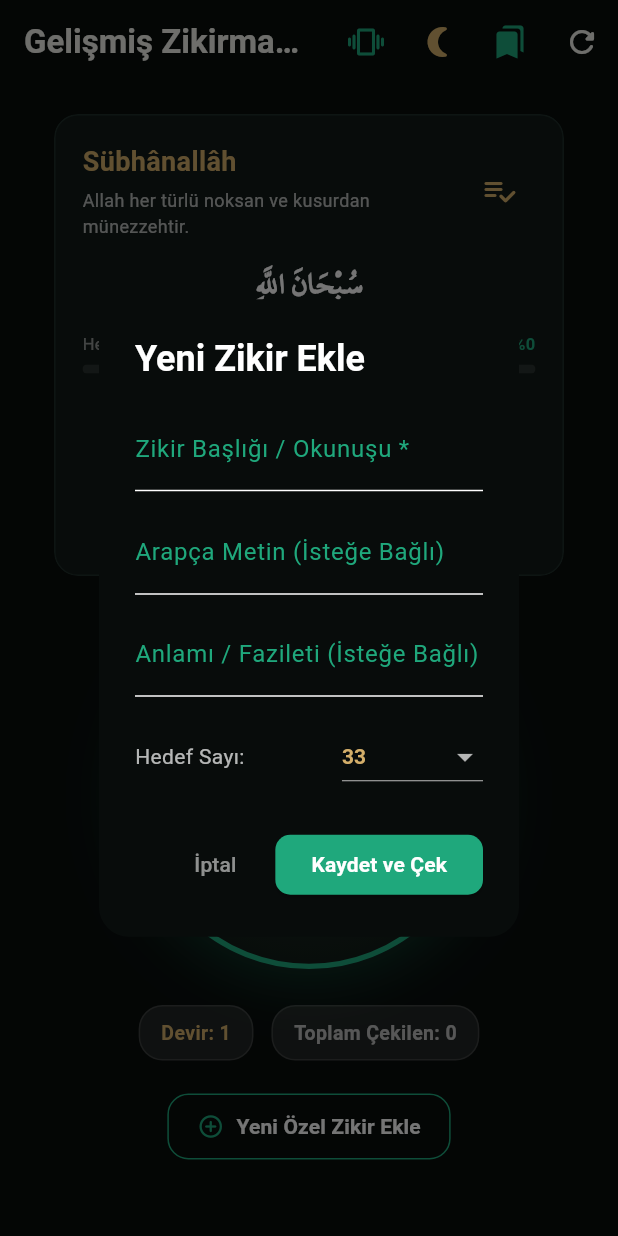
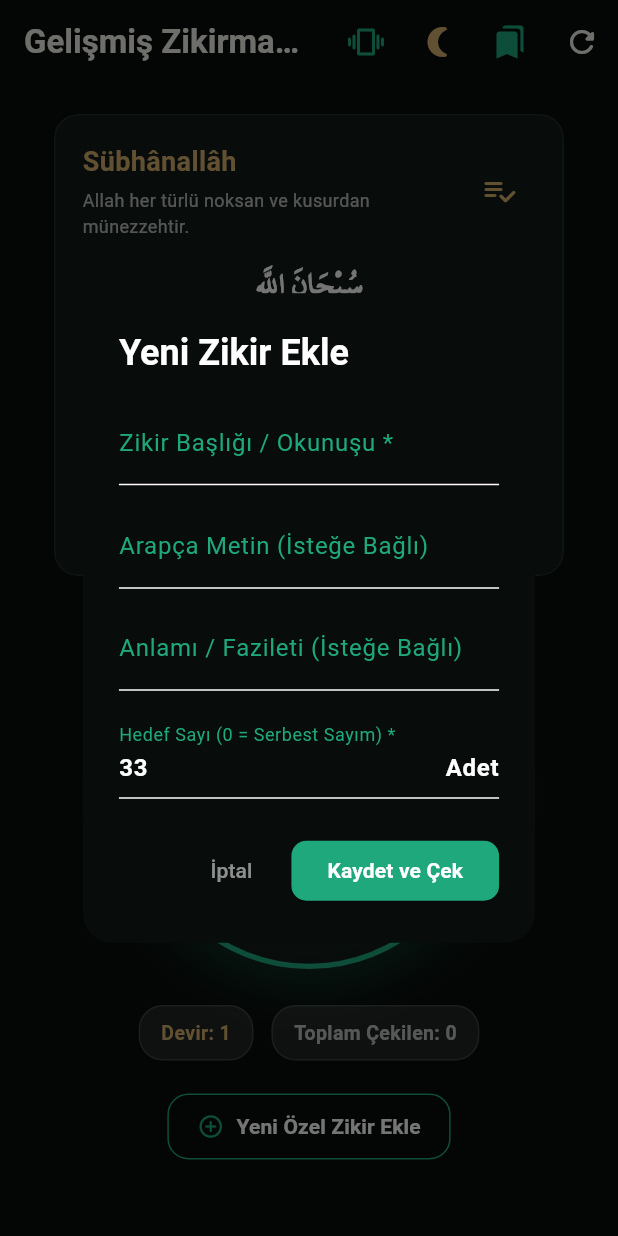
Before and after one commit to efraildokmeegitim/namazvaktimobil, a Flutter app: the TasbihScreen screen opened by its route, after a tap on "99", after a tap on "100", after a tap on "Yeni Özel Zikir Ekle", on a phone screen of 412 x 824 dp. Run offline on Flutter 3.47's test engine with Material 3 defaults, Android fonts, the phone set to English and light mode, and no system bars; our stand-ins replace adhan, drift, flutter_riverpod, geolocator, go_router, shared_preferences; accounts and stored records are empty; generated files the repository leaves out were written again.

Commit message:
feat(tasbih): add custom target number input dialog and free numerical target entry

```diff
--- a/lib/features/tasbih/tasbih_screen.dart
+++ b/lib/features/tasbih/tasbih_screen.dart
@@ -222,14 +222,15 @@ class _TasbihScreenState extends ConsumerState<TasbihScreen> with SingleTickerPr
                       ),
                     ],
                     const SizedBox(height: 14),
-                    // Hızlı Hedef Seçici Çipler
+                    // Hızlı Hedef Seçici Çipler & Serbest Sayı Girişi
                     Wrap(
                       spacing: 8,
                       runSpacing: 6,
                       alignment: WrapAlignment.center,
-                      children: [33, 99, 100, 500, 1000, 0].map((t) {
+                      children: [
+                        ...[33, 99, 100, 500, 1000, 0].map((t) {
                           final isSelected = tasbih.targetCount == t;
-                        final label = t == 0 ? 'Serbest' : '$t';
+                          final label = t == 0 ? 'Serbest (∞)' : '$t';
                           return ChoiceChip(
                             label: Text(
                               label,
@@ -249,7 +250,32 @@ class _TasbihScreenState extends ConsumerState<TasbihScreen> with SingleTickerPr
                               notifier.setTargetCount(t);
                             },
                           );
-                      }).toList(),
+                        }),
+                        ActionChip(
+                          avatar: const Icon(Icons.edit_outlined, size: 14, color: SukunColors.goldAccent),
+                          label: Text(
+                            ![33, 99, 100, 500, 1000, 0].contains(tasbih.targetCount)
+                                ? 'Hedef: ${tasbih.targetCount}'
+                                : 'Özel Sayı',
+                            style: TextStyle(
+                              fontSize: 12,
+                              fontWeight: FontWeight.bold,
+                              color: ![33, 99, 100, 500, 1000, 0].contains(tasbih.targetCount)
+                                  ? SukunColors.goldAccent
+                                  : Colors.white70,
+                            ),
+                          ),
+                          backgroundColor: ![33, 99, 100, 500, 1000, 0].contains(tasbih.targetCount)
+                              ? SukunColors.goldAccent.withValues(alpha: 0.15)
+                              : Colors.white10,
+                          side: BorderSide(
+                            color: ![33, 99, 100, 500, 1000, 0].contains(tasbih.targetCount)
+                                ? SukunColors.goldAccent
+                                : Colors.transparent,
+                          ),
+                          onPressed: () => _showCustomTargetDialog(context, tasbih.targetCount, notifier),
+                        ),
+                      ],
                     ),
                   ],
                 ),
@@ -559,29 +585,22 @@ class _TasbihScreenState extends ConsumerState<TasbihScreen> with SingleTickerPr
                       ),
                     ),
                     const SizedBox(height: 16),
-                    Row(
-                      mainAxisAlignment: MainAxisAlignment.spaceBetween,
-                      children: [
-                        const Text('Hedef Sayı:', style: TextStyle(color: Colors.white70)),
-                        DropdownButton<int>(
-                          value: target,
-                          dropdownColor: SukunColors.carbonCardSurface,
-                          style: const TextStyle(color: SukunColors.goldAccent, fontWeight: FontWeight.bold),
-                          items: const [
-                            DropdownMenuItem(value: 33, child: Text('33')),
-                            DropdownMenuItem(value: 99, child: Text('99')),
-                            DropdownMenuItem(value: 100, child: Text('100')),
-                            DropdownMenuItem(value: 500, child: Text('500')),
-                            DropdownMenuItem(value: 1000, child: Text('1000')),
-                            DropdownMenuItem(value: 0, child: Text('Serbest (0)')),
-                          ],
+                    TextField(
+                      keyboardType: TextInputType.number,
+                      style: const TextStyle(color: Colors.white, fontWeight: FontWeight.bold),
+                      decoration: const InputDecoration(
+                        labelText: 'Hedef Sayı (0 = Serbest Sayım) *',
+                        hintText: 'Örn: 33, 99, 313, 1000, 4444',
+                        labelStyle: TextStyle(color: SukunColors.emeraldPrimary),
+                        suffixText: 'Adet',
+                      ),
+                      controller: TextEditingController(text: '$target'),
                       onChanged: (val) {
-                            if (val != null) {
-                              setDialogState(() => target = val);
+                        final parsed = int.tryParse(val.trim());
+                        if (parsed != null && parsed >= 0) {
+                          target = parsed;
                         }
                       },
-                        ),
-                      ],
                     ),
                   ],
                 ),
@@ -618,6 +637,61 @@ class _TasbihScreenState extends ConsumerState<TasbihScreen> with SingleTickerPr
     );
   }
 
+  // İstediği Serbest Hedef Sayıyı Girme Diyaloğu
+  void _showCustomTargetDialog(BuildContext context, int currentTarget, TasbihNotifier notifier) {
+    final controller = TextEditingController(text: currentTarget > 0 ? '$currentTarget' : '33');
+    showDialog(
+      context: context,
+      builder: (ctx) => AlertDialog(
+        backgroundColor: SukunColors.carbonBackground,
+        shape: RoundedRectangleBorder(borderRadius: BorderRadius.circular(20)),
+        title: const Text('Özel Hedef Sayı Belirle', style: TextStyle(color: Colors.white, fontWeight: FontWeight.bold)),
+        content: Column(
+          mainAxisSize: MainAxisSize.min,
+          crossAxisAlignment: CrossAxisAlignment.start,
+          children: [
+            const Text(
+              'Hedefe ulaşıldığında telefonunuz titreşecek ve yeni devre geçecektir. Sınırsız çekmek için 0 yazın.',
+              style: TextStyle(color: Colors.white70, fontSize: 13),
+            ),
+            const SizedBox(height: 16),
+            TextField(
+              controller: controller,
+              keyboardType: TextInputType.number,
+              autofocus: true,
+              style: const TextStyle(color: SukunColors.goldAccent, fontSize: 24, fontWeight: FontWeight.bold),
+              decoration: const InputDecoration(
+                labelText: 'Hedef Sayı (Örn: 313, 500, 1000, 4444)',
+                labelStyle: TextStyle(color: SukunColors.emeraldPrimary),
+                suffixText: 'Hedef',
+              ),
+            ),
+          ],
+        ),
+        actions: [
+          TextButton(
+            onPressed: () => Navigator.pop(ctx),
+            child: const Text('İptal', style: TextStyle(color: Colors.white54)),
+          ),
+          ElevatedButton(
+            style: ElevatedButton.styleFrom(
+              backgroundColor: SukunColors.emeraldPrimary,
+              shape: RoundedRectangleBorder(borderRadius: BorderRadius.circular(10)),
+            ),
+            onPressed: () {
+              final val = int.tryParse(controller.text.trim());
+              if (val != null && val >= 0) {
+                notifier.setTargetCount(val);
+                Navigator.pop(ctx);
+              }
+            },
+            child: const Text('Hedefi Uygula', style: TextStyle(color: Colors.white, fontWeight: FontWeight.bold)),
+          ),
+        ],
+      ),
+    );
+  }
+
   void _confirmResetDialog(BuildContext context, TasbihNotifier notifier) {
     showDialog(
       context: context,
```
Lines whose indentation alone changed are shown as unchanged.
